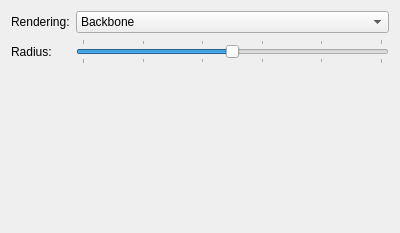
Above: libavogadro-kalzium/src/engines/ribbonsettingswidget.ui from KDE/kalzium before the change. Below: the same form after it.
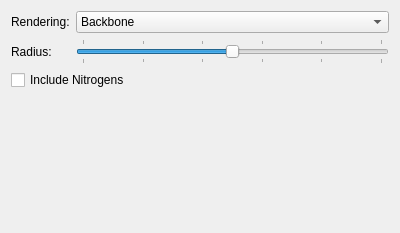
That is the form after the change.

The edit to the form file:
```diff
--- a/libavogadro-kalzium/src/engines/ribbonsettingswidget.ui
+++ b/libavogadro-kalzium/src/engines/ribbonsettingswidget.ui
@@ -85,6 +85,13 @@
      </property>
     </spacer>
    </item>
+   <item row="2" column="0" colspan="2" >
+    <widget class="QCheckBox" name="useNitrogens" >
+     <property name="text" >
+      <string>Include Nitrogens</string>
+     </property>
+    </widget>
+   </item>
   </layout>
  </widget>
  <resources/>
```
